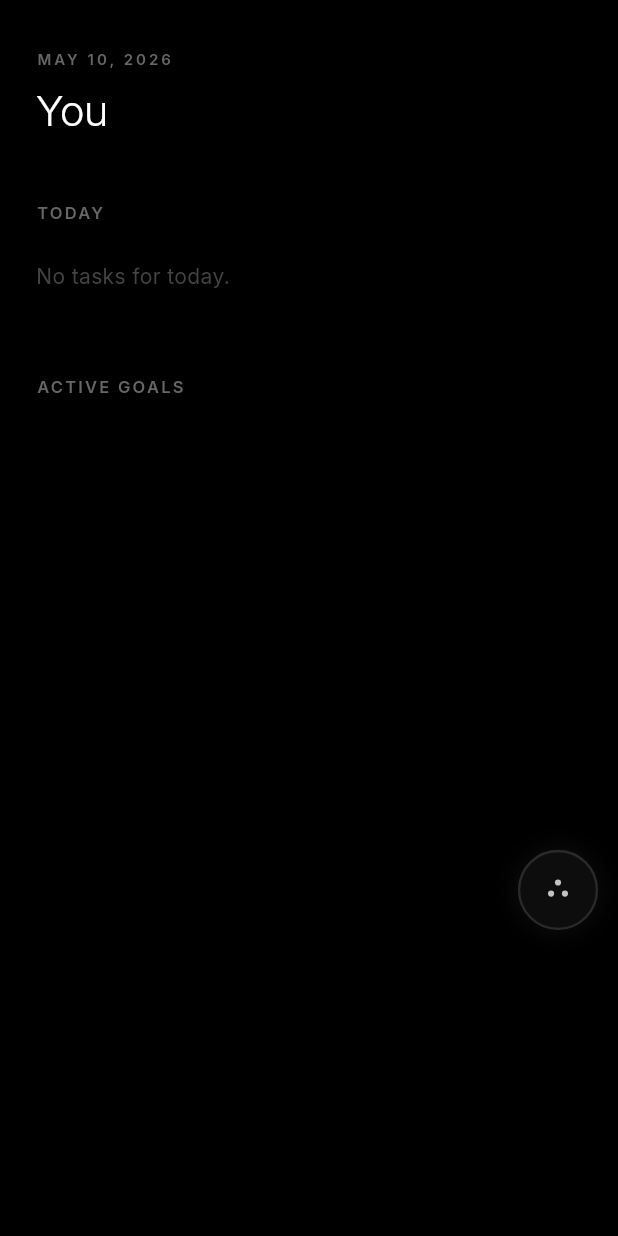
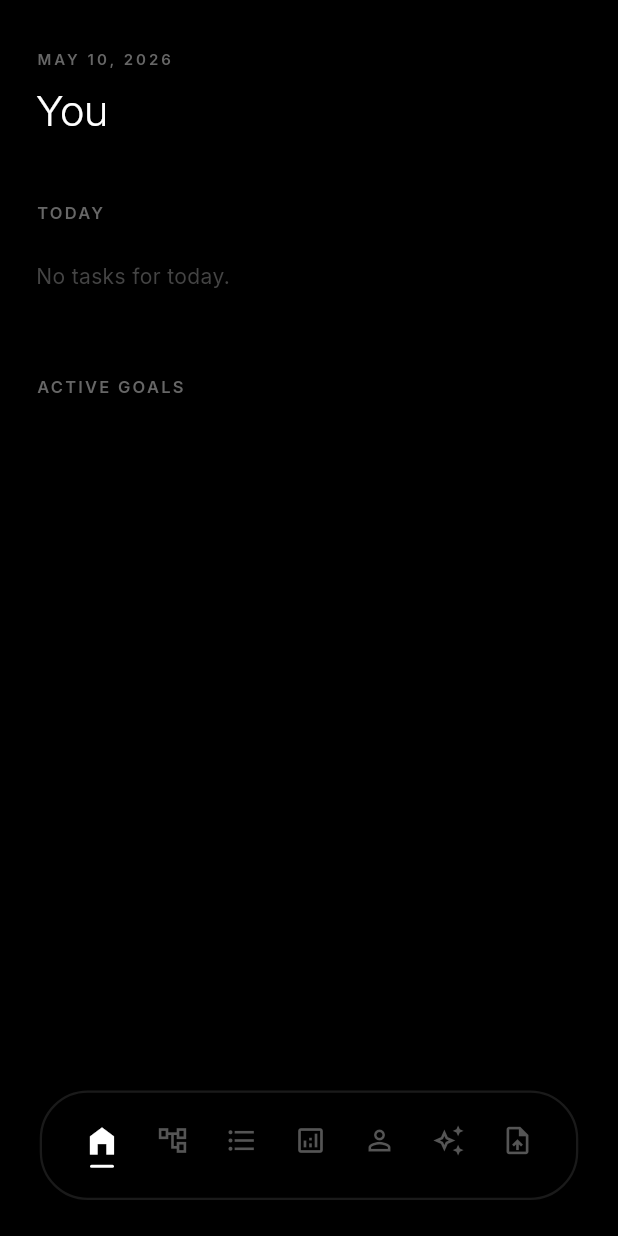
Before and after one commit to callme-ADHI/Nexus, a Flutter app: the _MainShell screen opened directly, on a phone screen of 412 x 824 dp. Run offline on Flutter 3.47's test engine with Material 3 defaults, Android fonts, the light colour scheme and no system bars; our stand-ins replace drift, drift_flutter, fl_chart, flutter_local_notifications, flutter_riverpod, flutter_timezone and 4 more; accounts and stored records are empty; generated files the repository leaves out were written again.

Commit message:
feat: redesign navigation to sleek minimal bottom pill
- Removed complex RadialBubbleNav in favor of a professional MinimalBottomNav
- Switched to formal, sharp outline/filled icons (Cupertino/Material hybrid style)
- Added buttery-smooth indicator dash and icon scaling animations
- Restored standard one-tap navigation without long-press delay

```diff
--- a/lib/main.dart
+++ b/lib/main.dart
@@ -13,7 +13,7 @@ import 'features/profile/profile_page.dart';
 import 'features/onboarding/onboarding_page.dart';
 import 'features/yaml_prompt/yaml_prompt_page.dart';
 import 'features/yaml_import/yaml_import_page.dart';
-import 'navigation/radial_bubble_nav.dart';
+import 'navigation/minimal_bottom_nav.dart';
 import 'shared/theme/app_theme.dart';
 import 'splash_screen.dart';
 
@@ -185,7 +185,7 @@ class _MainShell extends ConsumerWidget {
             index: pageIndex,
             children: _pages,
           ),
-          const RadialNavOverlay(),
+          const MinimalBottomNav(),
         ],
       ),
     );
--- /dev/null
+++ b/lib/navigation/minimal_bottom_nav.dart
@@ -0,0 +1,96 @@
+import 'package:flutter/material.dart';
+import 'package:flutter_riverpod/flutter_riverpod.dart';
+import 'package:flutter/services.dart';
+
+import '../core/providers/providers.dart';
+
+class MinimalBottomNav extends ConsumerStatefulWidget {
+  const MinimalBottomNav({super.key});
+
+  @override
+  ConsumerState<MinimalBottomNav> createState() => _MinimalBottomNavState();
+}
+
+class _MinimalBottomNavState extends ConsumerState<MinimalBottomNav> {
+  // Professional, minimal icons
+  final List<IconData> _icons = [
+    Icons.home_filled,            // Home
+    Icons.account_tree_outlined,  // Graph
+    Icons.format_list_bulleted,   // Tasks
+    Icons.analytics_outlined,     // Progress
+    Icons.person_outline,         // Profile
+    Icons.auto_awesome_outlined,  // AI Prompt
+    Icons.upload_file_outlined,   // YAML Import
+  ];
+
+  @override
+  Widget build(BuildContext context) {
+    final curIndex = ref.watch(pageIndexProvider);
+
+    return Align(
+      alignment: Alignment.bottomCenter,
+      child: Container(
+        margin: const EdgeInsets.only(bottom: 24, left: 16, right: 16),
+        padding: const EdgeInsets.symmetric(horizontal: 16, vertical: 12),
+        decoration: BoxDecoration(
+          color: Colors.black.withValues(alpha: 0.95), // Pitch black, slightly translucent
+          borderRadius: BorderRadius.circular(32),
+          border: Border.all(color: const Color(0xFF1A1A1A), width: 1.5),
+          boxShadow: [
+            BoxShadow(
+              color: Colors.black.withValues(alpha: 0.8),
+              blurRadius: 20,
+              offset: const Offset(0, 10),
+            ),
+          ],
+        ),
+        child: Row(
+          mainAxisSize: MainAxisSize.min,
+          mainAxisAlignment: MainAxisAlignment.spaceBetween,
+          children: List.generate(_icons.length, (index) {
+            final isActive = curIndex == index;
+
+            return GestureDetector(
+              onTap: () {
+                HapticFeedback.lightImpact();
+                ref.read(pageIndexProvider.notifier).state = index;
+              },
+              behavior: HitTestBehavior.opaque,
+              child: AnimatedContainer(
+                duration: const Duration(milliseconds: 300),
+                curve: Curves.easeOutCubic,
+                padding: const EdgeInsets.symmetric(horizontal: 12, vertical: 8),
+                child: Column(
+                  mainAxisSize: MainAxisSize.min,
+                  children: [
+                    AnimatedTheme(
+                      data: ThemeData(
+                        iconTheme: IconThemeData(
+                          color: isActive ? Colors.white : const Color(0xFF555555),
+                          size: isActive ? 24 : 22,
+                        ),
+                      ),
+                      child: Icon(_icons[index]),
+                    ),
+                    const SizedBox(height: 4),
+                    // Minimal indicator
+                    AnimatedContainer(
+                      duration: const Duration(milliseconds: 300),
+                      curve: Curves.easeOutCubic,
+                      height: 2,
+                      width: isActive ? 16 : 0,
+                      decoration: BoxDecoration(
+                        color: Colors.white,
+                        borderRadius: BorderRadius.circular(2),
+                      ),
+                    ),
+                  ],
+                ),
+              ),
+            );
+          }),
+        ),
+      ),
+    );
+  }
+}
--- a/lib/navigation/radial_bubble_nav.dart
+++ /dev/null
@@ -1,451 +0,0 @@
-import 'dart:math' as math;
-import 'package:drift/drift.dart' show Value;
-import 'package:flutter/material.dart';
-import 'package:flutter/services.dart';
-import 'package:flutter_riverpod/flutter_riverpod.dart';
-
-import '../core/database/app_database.dart';
-import '../core/providers/providers.dart';
-import '../shared/theme/app_theme.dart';
-
-// ═══════════════════════════════════════════════════════
-// CONFIG
-// ═══════════════════════════════════════════════════════
-const _kHoldMs    = 180;
-const _kBubbleR   = 26.0; // radius
-const _kArcR      = 130.0;
-const _kIconCount = 7;
-const _kArcSpan   = 150.0; // degrees
-
-const _kNavIcons = <IconData>[
-  Icons.home_rounded,
-  Icons.hub_rounded,
-  Icons.checklist_rounded,
-  Icons.donut_large_rounded,
-  Icons.person_rounded,
-  Icons.auto_awesome_rounded,
-  Icons.upload_file_rounded,
-];
-
-// ═══════════════════════════════════════════════════════
-// OVERLAY
-// ═══════════════════════════════════════════════════════
-class RadialNavOverlay extends ConsumerStatefulWidget {
-  const RadialNavOverlay({super.key});
-  @override
-  ConsumerState<RadialNavOverlay> createState() => _State();
-}
-
-class _State extends ConsumerState<RadialNavOverlay>
-    with TickerProviderStateMixin {
-
-  // position
-  bool   _onRight = true;
-  double _yFrac   = 0.72;
-
-  // menu state
-  bool _open = false;
-  int? _hovered;
-
-  // drag state for repositioning
-  bool _isDraggingBubble = false;
-  Offset? _pointerDownPos;
-
-  // animations
-  late final AnimationController _holdCtrl;
-  late final AnimationController _menuCtrl;
-  late final List<Animation<double>> _scaleAnims;
-  late final List<Animation<double>> _opacityAnims;
-
-  // idle pulse
-  late final AnimationController _pulseCtrl;
-  late final Animation<double>   _pulse;
-
-  bool get _hapticsOn =>
-      ref.read(profileProvider).value?.hapticsEnabled == 1;
-
-  @override
-  void initState() {
-    super.initState();
-
-    _holdCtrl = AnimationController(
-      vsync: this,
-      duration: const Duration(milliseconds: _kHoldMs),
-    )..addStatusListener((status) {
-        if (status == AnimationStatus.completed) {
-          _openMenu();
-        }
-      });
-
-    _menuCtrl = AnimationController(
-      vsync: this,
-      duration: const Duration(milliseconds: 260),
-    );
-
-    _scaleAnims = List.generate(_kIconCount, (i) {
-      final t0 = i * 0.07;
-      final t1 = (t0 + 0.55).clamp(0.0, 1.0);
-      return Tween<double>(begin: 0.0, end: 1.0).animate(
-        CurvedAnimation(
-          parent: _menuCtrl,
-          curve: Interval(t0, t1, curve: Curves.easeOutBack),
-        ),
-      );
-    });
-
-    _opacityAnims = List.generate(_kIconCount, (i) {
-      final t0 = i * 0.06;
-      final t1 = (t0 + 0.4).clamp(0.0, 1.0);
-      return Tween<double>(begin: 0.0, end: 1.0).animate(
-        CurvedAnimation(
-          parent: _menuCtrl,
-          curve: Interval(t0, t1, curve: Curves.easeOut),
-        ),
-      );
-    });
-
-    _pulseCtrl = AnimationController(
-      vsync: this,
-      duration: const Duration(milliseconds: 2600),
-    )..repeat(reverse: true);
-    _pulse = Tween<double>(begin: 0.96, end: 1.04).animate(
-      CurvedAnimation(parent: _pulseCtrl, curve: Curves.easeInOutSine),
-    );
-
-    WidgetsBinding.instance.addPostFrameCallback((_) => _loadPos());
-  }
-
-  @override
-  void dispose() {
-    _holdCtrl.dispose();
-    _menuCtrl.dispose();
-    _pulseCtrl.dispose();
-    super.dispose();
-  }
-
-  // ── Position ────────────────────────────────────────
-  Future<void> _loadPos() async {
-    try {
-      final p = await ref.read(databaseProvider).getProfile();
-      if (p != null && mounted) {
-        setState(() {
-          _onRight = p.bubbleSide == 'right';
-          _yFrac   = p.bubbleYFrac.clamp(0.1, 0.9);
-        });
-      }
-    } catch (_) {}
-  }
-
-  Future<void> _savePos() async {
-    try {
-      await ref.read(databaseProvider).updateProfile(UserProfilesCompanion(
-        bubbleSide:  Value(_onRight ? 'right' : 'left'),
-        bubbleYFrac: Value(_yFrac),
-      ));
-    } catch (_) {}
-  }
-
-  // ── Geometry ─────────────────────────────────────────
-  Offset _bubbleCenter(Size sz) {
-    final x = _onRight ? sz.width - _kBubbleR - 14 : _kBubbleR + 14;
-    final y = (_yFrac * sz.height).clamp(_kBubbleR + 16.0, sz.height - _kBubbleR - 16.0);
-    return Offset(x, y);
-  }
-
-  Offset _iconPos(int i, Offset bc, Size sz) {
-    final step     = (_kArcSpan * math.pi / 180) / (_kIconCount - 1);
-    final halfArc  = (_kArcSpan * math.pi / 180) / 2;
-    final center   = _onRight ? math.pi : 0.0;
-    final angle    = center - halfArc + i * step;
-    var x = bc.dx + math.cos(angle) * _kArcR;
-    var y = bc.dy + math.sin(angle) * _kArcR;
-    x = x.clamp(34.0, sz.width  - 34.0);
-    y = y.clamp(40.0, sz.height - 34.0);
-    return Offset(x, y);
-  }
-
-  // ── Menu ─────────────────────────────────────────────
-  void _openMenu() {
-    if (_open) return;
-    setState(() { _open = true; _hovered = null; });
-    _pulseCtrl.stop();
-    _menuCtrl.forward(from: 0);
-    if (_hapticsOn) HapticFeedback.mediumImpact();
-    if (_pointerDownPos != null) {
-      _updateHover(_pointerDownPos!, MediaQuery.of(context).size);
-    }
-  }
-
-  void _closeMenu({int? nav}) {
-    if (!_open) return;
-    final toNav = nav;
-    setState(() { _open = false; _hovered = null; });
-    _menuCtrl.animateTo(0,
-        duration: const Duration(milliseconds: 160), curve: Curves.easeIn);
-    Future.delayed(const Duration(milliseconds: 500), () {
-      if (mounted) _pulseCtrl.repeat(reverse: true);
-    });
-    if (toNav != null) {
-      Future.microtask(() {
-        if (mounted) ref.read(pageIndexProvider.notifier).state = toNav;
-      });
-    }
-  }
-
-  void _updateHover(Offset pos, Size sz) {
-    final bc = _bubbleCenter(sz);
-    if ((pos - bc).distance < 50) {
-      if (_hovered != null) setState(() => _hovered = null);
-      return;
-    }
-    int? best;
-    double bestD = 58.0;
-    for (int i = 0; i < _kIconCount; i++) {
-      final d = (pos - _iconPos(i, bc, sz)).distance;
-      if (d < bestD) { bestD = d; best = i; }
-    }
-    if (best != _hovered) {
-      setState(() => _hovered = best);
-      if (best != null && _hapticsOn) HapticFeedback.selectionClick();
-    }
-  }
-
-  // ── Gestures ─────────────────────────────────────────
-
-  void _onPointerDown(PointerDownEvent e) {
-    _pointerDownPos = e.position;
-    _isDraggingBubble = false;
-    _holdCtrl.forward(from: 0);
-  }
-
-  void _onPointerMove(PointerMoveEvent e) {
-    _pointerDownPos = e.position;
-    final sz = MediaQuery.of(context).size;
-
-    if (_open) {
-      // Menu is open, track hover
-      _updateHover(e.position, sz);
-    } else {
-      // Menu is closed. If pointer moved significantly, cancel hold and start dragging
-      if (_holdCtrl.isAnimating) {
-        final d = e.delta.distance;
-        if (d > 2.0) {
-          _holdCtrl.reset();
-          _isDraggingBubble = true;
-          _pulseCtrl.stop();
-        }
-      }
-
-      if (_isDraggingBubble) {
-        setState(() {
-          _yFrac = ((_yFrac * sz.height + e.delta.dy) / sz.height).clamp(0.08, 0.92);
-          _onRight = e.position.dx > sz.width / 2;
-        });
-      }
-    }
-  }
-
-  void _onPointerUp(PointerUpEvent e) {
-    _holdCtrl.reset();
-    if (_open) {
-      _closeMenu(nav: _hovered);
-    } else {
-      if (_isDraggingBubble) {
-        _isDraggingBubble = false;
-        _savePos();
-        Future.delayed(const Duration(milliseconds: 400), () {
-          if (mounted && !_open) _pulseCtrl.repeat(reverse: true);
-        });
-      } else {
-        // Just a tap. We could toggle menu open/close here if we want.
-        // For now, let's open the menu on tap as well, so it's not strictly hold-only.
-        _openMenu();
-      }
-    }
-    _pointerDownPos = null;
-  }
-
-  void _onPointerCancel(PointerCancelEvent e) {
-    _holdCtrl.reset();
-    if (_open) {
-      _closeMenu();
-    }
-    _isDraggingBubble = false;
-    _pointerDownPos = null;
-  }
-
-  // ── Build ─────────────────────────────────────────────
-  @override
-  Widget build(BuildContext context) {
-    final sz  = MediaQuery.of(context).size;
-    final bc  = _bubbleCenter(sz);
-    final cur = ref.watch(pageIndexProvider);
-
-    return Stack(
-      children: [
-        // ── Open-menu layer (backdrop + icons) ──
-        if (_open) ...[
-          Positioned.fill(
-            child: AnimatedBuilder(
-              animation: _menuCtrl,
-              builder: (_, __) => Container(
-                color: Colors.black.withValues(alpha: 0.50 * _menuCtrl.value),
-              ),
-            ),
-          ),
-          // We still keep a tap layer here so taps outside the menu close it
-          Positioned.fill(
-            child: GestureDetector(
-              behavior: HitTestBehavior.opaque,
-              onTap: _closeMenu,
-            ),
-          ),
-          // Icons
-          ...List.generate(_kIconCount, (i) => _buildIcon(i, bc, sz, cur)),
-        ],
-
-        // ── Bubble (Listener for hold/drag) ────────────────────────
-        Positioned(
-          left: bc.dx - _kBubbleR,
-          top:  bc.dy - _kBubbleR,
-          child: Listener(
-            onPointerDown: _onPointerDown,
-            onPointerMove: _onPointerMove,
-            onPointerUp: _onPointerUp,
-            onPointerCancel: _onPointerCancel,
-            behavior: HitTestBehavior.opaque,
-            child: _Bubble(
-              open: _open,
-              pulseAnim: _pulse,
-              menuAnim: _menuCtrl,
-            ),
-          ),
-        ),
-      ],
-    );
-  }
-
-  Widget _buildIcon(int i, Offset bc, Size sz, int cur) {
-    final pos     = _iconPos(i, bc, sz);
-    final active  = cur == i;
-    final hovered = _hovered == i;
-
-    return Positioned(
-      left: pos.dx - 26,
-      top:  pos.dy - 26,
-      child: AnimatedBuilder(
-        animation: _menuCtrl,
-        builder: (_, __) => Opacity(
-          opacity: _opacityAnims[i].value,
-          child: Transform.scale(
-            scale: _scaleAnims[i].value * (hovered ? 1.22 : 1.0),
-            child: GestureDetector(
-              onTap: () => _closeMenu(nav: i),
-              child: Container(
-                width: 52,
-                height: 52,
-                decoration: BoxDecoration(
-                  color: active || hovered
-                      ? AppColors.accentBlue.withValues(alpha: 0.16)
-                      : Colors.white.withValues(alpha: 0.06),
-                  shape: BoxShape.circle,
-                  border: Border.all(
-                    color: active
-                        ? AppColors.accentBlue
-                        : hovered
-                            ? Colors.white.withValues(alpha: 0.7)
-                            : Colors.white.withValues(alpha: 0.20),
-                    width: active || hovered ? 1.5 : 1.0,
-                  ),
-                ),
-                child: Icon(
-                  _kNavIcons[i],
-                  size: 22,
-                  color: active
-                      ? AppColors.accentBlue
-                      : Colors.white.withValues(alpha: 0.85),
-                ),
-              ),
-            ),
-          ),
-        ),
-      ),
-    );
-  }
-}
-
-// ═══════════════════════════════════════════════════════
-// BUBBLE — solid, no BackdropFilter (performance)
-// ═══════════════════════════════════════════════════════
-class _Bubble extends StatelessWidget {
-  final bool open;
-  final Animation<double> pulseAnim;
-  final Animation<double> menuAnim;
-
-  const _Bubble({
-    required this.open,
-    required this.pulseAnim,
-    required this.menuAnim,
-  });
-
-  @override
-  Widget build(BuildContext context) {
-    return AnimatedBuilder(
-      animation: open ? menuAnim : pulseAnim,
-      builder: (_, __) {
-        final scale       = open ? 1.0 : pulseAnim.value;
-        final borderColor = open
-            ? AppColors.accentBlue
-            : const Color(0xFF2A2A2A);
-        final bgColor     = open
-            ? const Color(0xFF0E1929)
-            : const Color(0xFF0D0D0D);
-
-        return Transform.scale(
-          scale: scale,
-          child: Container(
-            width:  _kBubbleR * 2,
-            height: _kBubbleR * 2,
-            decoration: BoxDecoration(
-              color:  bgColor,
-              shape:  BoxShape.circle,
-              border: Border.all(color: borderColor, width: 1.5),
-              boxShadow: [
-                BoxShadow(
-                  color: open
-                      ? AppColors.accentBlue.withValues(alpha: 0.30)
-                      : Colors.white.withValues(alpha: 0.06),
-                  blurRadius: 14,
-                ),
-              ],
-            ),
-            child: const Center(child: _Dots()),
-          ),
-        );
-      },
-    );
-  }
-}
-
-class _Dots extends StatelessWidget {
-  const _Dots();
-  @override
-  Widget build(BuildContext context) =>
-      CustomPaint(size: const Size(14, 14), painter: _DotsPainter());
-}
-
-class _DotsPainter extends CustomPainter {
-  @override
-  void paint(Canvas canvas, Size s) {
-    final p = Paint()
-      ..color = Colors.white.withValues(alpha: 0.75)
-      ..style = PaintingStyle.fill;
-    final cx = s.width / 2, cy = s.height / 2;
-    canvas.drawCircle(Offset(cx, cy - 4.8), 2.0, p);
-    canvas.drawCircle(Offset(cx - 4.5, cy + 2.4), 2.0, p);
-    canvas.drawCircle(Offset(cx + 4.5, cy + 2.4), 2.0, p);
-  }
-
-  @override
-  bool shouldRepaint(_DotsPainter _) => false;
-}
```
